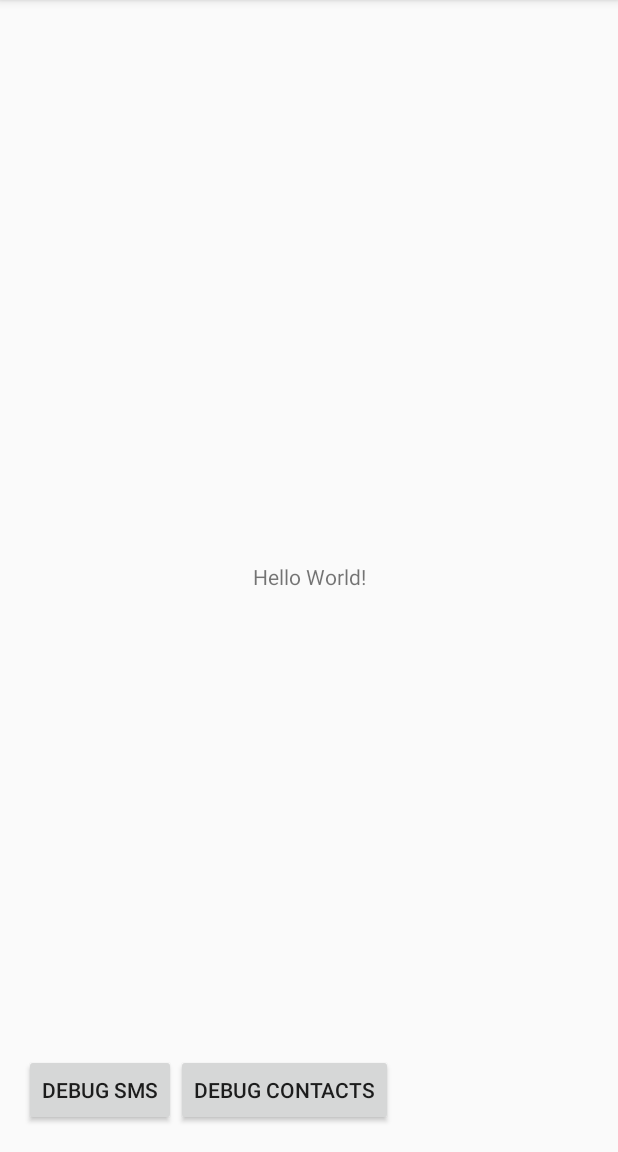
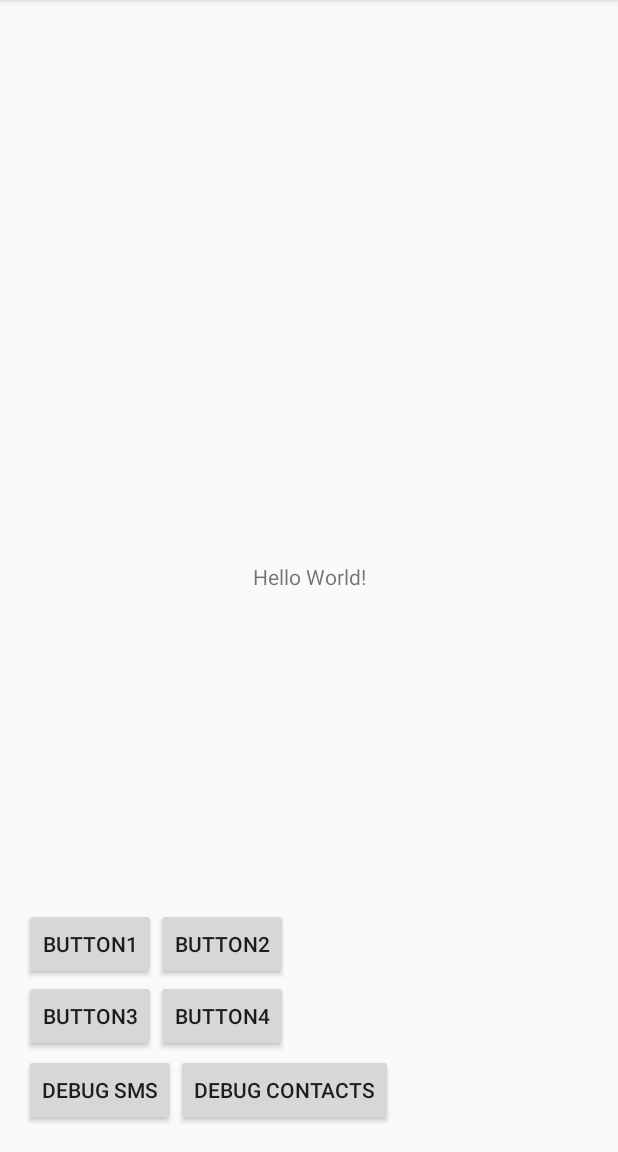
Before and after one commit to Nianmi/jeros, an Android app: the screen it shows after launch (MainActivity), on a phone screen of 412 x 824 dp, the part 84-1236 px from its top. Run offline under Robolectric (Android 15) with nearby library versions, the phone set to English and light mode, and no system bars; 1 statement that could not run was skipped.

Commit message:
Added lots of Buttons

```diff
--- a/app/src/main/java/com/example/jeros/MainActivity.java
+++ b/app/src/main/java/com/example/jeros/MainActivity.java
@@ -22,6 +22,7 @@ import java.util.ArrayList;
 public class MainActivity extends AppCompatActivity {
 
     Button SMSButtonDe, ContacsButtonDe;
+    Button testButton1, testButton2, testButton3, testButton4;
 
     @Override
     protected void onCreate(Bundle savedInstanceState) {
@@ -35,6 +36,35 @@ public class MainActivity extends AppCompatActivity {
         //Init GUI
         SMSButtonDe = (Button) findViewById(R.id.debugSMSButton);
         ContacsButtonDe = (Button) findViewById(R.id.debugContacs);
+        testButton1 = (Button) findViewById(R.id.button1);
+        testButton2 = (Button) findViewById(R.id.button2);
+        testButton3 = (Button) findViewById(R.id.button3);
+        testButton4 = (Button) findViewById(R.id.button4);
+
+        testButton1.setOnClickListener(new View.OnClickListener() {
+            @Override
+            public void onClick(View v) {
+                testFinction1();
+            }
+        });
+        testButton2.setOnClickListener(new View.OnClickListener() {
+            @Override
+            public void onClick(View v) {
+                testFinction2();
+            }
+        });
+        testButton3.setOnClickListener(new View.OnClickListener() {
+            @Override
+            public void onClick(View v) {
+                testFinction3();
+            }
+        });
+        testButton4.setOnClickListener(new View.OnClickListener() {
+            @Override
+            public void onClick(View v) {
+                testFinction4();
+            }
+        });
 
         SMSButtonDe.setOnClickListener(new View.OnClickListener() {
             @Override
@@ -53,6 +83,18 @@ public class MainActivity extends AppCompatActivity {
         createContactsList();
     }
 
+    public void testFinction1(){
+        Toast.makeText(getApplicationContext(), "testFunction1", Toast.LENGTH_LONG).show();
+    }
+    public void testFinction2(){
+        Toast.makeText(getApplicationContext(), "testFunction2", Toast.LENGTH_LONG).show();
+    }
+    public void testFinction3(){
+        Toast.makeText(getApplicationContext(), "testFunction3", Toast.LENGTH_LONG).show();
+    }
+    public void testFinction4(){
+        Toast.makeText(getApplicationContext(), "testFunction4", Toast.LENGTH_LONG).show();
+    }
     public void createContactsList()
     {
         ContentResolver resolver = getContentResolver();
--- a/app/src/main/res/layout/activity_main.xml
+++ b/app/src/main/res/layout/activity_main.xml
@@ -35,4 +35,54 @@
         app:layout_constraintBottom_toBottomOf="parent"
         app:layout_constraintStart_toEndOf="@+id/debugSMSButton" />
 
+    <ScrollView
+        android:layout_width="395dp"
+        android:layout_height="340dp"
+        tools:layout_editor_absoluteX="8dp"
+        tools:layout_editor_absoluteY="8dp">
+
+        <LinearLayout
+            android:layout_width="match_parent"
+            android:layout_height="wrap_content"
+            android:orientation="vertical" />
+    </ScrollView>
+
+    <Button
+        android:id="@+id/button3"
+        android:layout_width="wrap_content"
+        android:layout_height="wrap_content"
+        android:layout_marginStart="16dp"
+        android:layout_marginLeft="16dp"
+        android:layout_marginBottom="1dp"
+        android:text="Button3"
+        app:layout_constraintBottom_toTopOf="@+id/debugSMSButton"
+        app:layout_constraintStart_toStartOf="parent" />
+
+    <Button
+        android:id="@+id/button1"
+        android:layout_width="wrap_content"
+        android:layout_height="wrap_content"
+        android:layout_marginStart="16dp"
+        android:layout_marginLeft="16dp"
+        android:text="Button1"
+        app:layout_constraintBottom_toTopOf="@+id/button3"
+        app:layout_constraintStart_toStartOf="parent" />
+
+    <Button
+        android:id="@+id/button4"
+        android:layout_width="wrap_content"
+        android:layout_height="wrap_content"
+        android:layout_marginBottom="1dp"
+        android:text="Button4"
+        app:layout_constraintBottom_toTopOf="@+id/debugSMSButton"
+        app:layout_constraintStart_toEndOf="@+id/button3" />
+
+    <Button
+        android:id="@+id/button2"
+        android:layout_width="wrap_content"
+        android:layout_height="wrap_content"
+        android:text="Button2"
+        app:layout_constraintBottom_toTopOf="@+id/button4"
+        app:layout_constraintStart_toEndOf="@+id/button1" />
+
 </android.support.constraint.ConstraintLayout>
```
